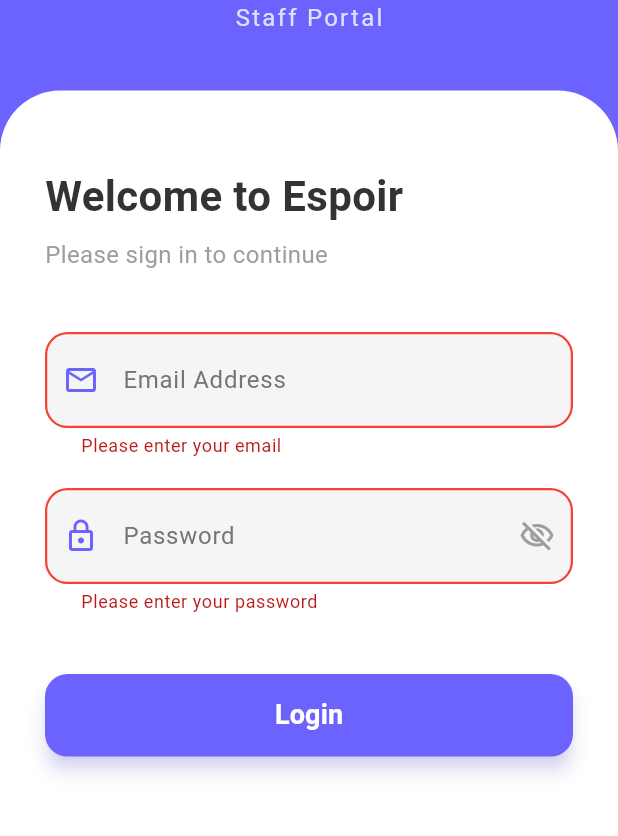
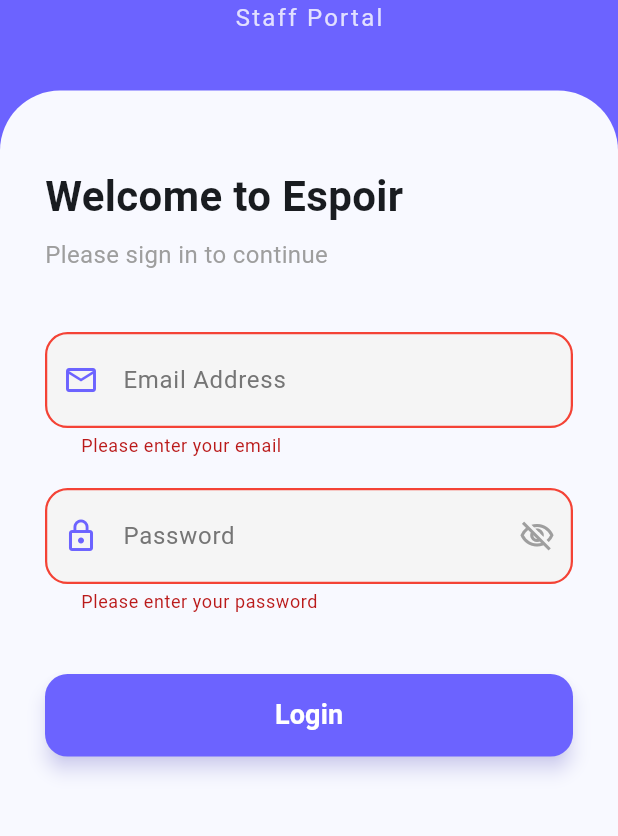
Before and after one commit to saifudheenfaizal66/Attendance_app, a Flutter app: the screen it shows after launch, after a tap on "Login", on a phone screen of 412 x 824 dp, the part 342-1178 px from its top. Run offline on Flutter 3.47's test engine with Material 3 defaults, Android fonts, the phone set to English and light mode, and no system bars; our stand-ins replace bloc, cloud_firestore, equatable, firebase_auth, firebase_core, flutter_bloc and 5 more; accounts and stored records are empty.

Commit message:
Refactor leave repository, update theme handling, and refine UI

```diff
--- a/espoir_staff_app/lib/domain/repositories/leave_repository.dart
+++ b/espoir_staff_app/lib/domain/repositories/leave_repository.dart
@@ -5,4 +5,5 @@ abstract class LeaveRepository {
   Stream<List<Leave>> getLeaves(String userId);
   Future<void> cancelLeave(String leaveId);
   Future<int> calculateLeaveDays(DateTime from, DateTime to);
+  Future<List<Leave>> getApprovedLeavesForMonth(String userId, DateTime month);
 }
--- a/espoir_staff_app/lib/main.dart
+++ b/espoir_staff_app/lib/main.dart
@@ -61,7 +61,7 @@ class MyApp extends StatelessWidget {
       child: MultiBlocProvider(
         providers: [
           BlocProvider(
-            create: (context) => ThemeBloc(),
+            create: (context) => ThemeBloc()..add(ThemeLoaded()),
           ),
           BlocProvider(
             create: (context) => AuthBloc(
--- a/espoir_staff_app/lib/presentation/blocs/theme/theme_bloc.dart
+++ b/espoir_staff_app/lib/presentation/blocs/theme/theme_bloc.dart
@@ -1,17 +1,34 @@
-
 import 'package:flutter_bloc/flutter_bloc.dart';
 import 'package:equatable/equatable.dart';
 import 'package:flutter/material.dart';
+
+import 'package:shared_preferences/shared_preferences.dart';
 
 part 'theme_event.dart';
 part 'theme_state.dart';
 
 class ThemeBloc extends Bloc<ThemeEvent, ThemeState> {
+  static const String _themeKey = 'theme_mode';
+
   ThemeBloc() : super(const ThemeState(themeMode: ThemeMode.system)) {
+    on<ThemeLoaded>(_onThemeLoaded);
     on<ThemeChanged>(_onThemeChanged);
   }
 
-  void _onThemeChanged(ThemeChanged event, Emitter<ThemeState> emit) {
-    emit(ThemeState(themeMode: event.isDarkMode ? ThemeMode.dark : ThemeMode.light));
+  Future<void> _onThemeLoaded(
+      ThemeLoaded event, Emitter<ThemeState> emit) async {
+    final prefs = await SharedPreferences.getInstance();
+    final isDark = prefs.getBool(_themeKey);
+    if (isDark != null) {
+      emit(ThemeState(themeMode: isDark ? ThemeMode.dark : ThemeMode.light));
+    }
+  }
+
+  Future<void> _onThemeChanged(
+      ThemeChanged event, Emitter<ThemeState> emit) async {
+    final prefs = await SharedPreferences.getInstance();
+    await prefs.setBool(_themeKey, event.isDarkMode);
+    emit(ThemeState(
+        themeMode: event.isDarkMode ? ThemeMode.dark : ThemeMode.light));
   }
 }
--- a/espoir_staff_app/lib/presentation/blocs/theme/theme_event.dart
+++ b/espoir_staff_app/lib/presentation/blocs/theme/theme_event.dart
@@ -7,6 +7,8 @@ abstract class ThemeEvent extends Equatable {
   List<Object> get props => [];
 }
 
+class ThemeLoaded extends ThemeEvent {}
+
 class ThemeChanged extends ThemeEvent {
   final bool isDarkMode;
 
--- a/espoir_staff_app/lib/presentation/screens/login_screen.dart
+++ b/espoir_staff_app/lib/presentation/screens/login_screen.dart
@@ -47,9 +47,9 @@ class LoginScreen extends StatelessWidget {
             left: 0,
             right: 0,
             child: Container(
-              decoration: const BoxDecoration(
-                color: Colors.white,
-                borderRadius: BorderRadius.only(
+              decoration: BoxDecoration(
+                color: Theme.of(context).cardColor,
+                borderRadius: const BorderRadius.only(
                   topLeft: Radius.circular(40),
                   topRight: Radius.circular(40),
                 ),
@@ -119,12 +119,13 @@ class _LoginFormState extends State<LoginForm> {
           crossAxisAlignment: CrossAxisAlignment.start,
           children: [
             const SizedBox(height: 20),
-            const Text(
+            Text(
               'Welcome to Espoir',
               style: TextStyle(
                 fontSize: 28,
                 fontWeight: FontWeight.bold,
-                color: Color(0xFF333333),
+                color: Theme.of(context).textTheme.bodyLarge?.color ??
+                    const Color(0xFF333333),
               ),
             ),
             const SizedBox(height: 8),
@@ -233,7 +234,11 @@ class _LoginFormState extends State<LoginForm> {
       style: const TextStyle(fontSize: 16),
       decoration: InputDecoration(
         labelText: label,
-        labelStyle: TextStyle(color: Colors.grey[600]),
+        labelStyle: TextStyle(
+          color: Theme.of(context).brightness == Brightness.dark
+              ? Colors.grey[400]
+              : Colors.grey[600],
+        ),
         prefixIcon: Icon(icon, color: const Color(0xFF6C63FF)),
         suffixIcon: isPassword
             ? IconButton(
@@ -247,7 +252,9 @@ class _LoginFormState extends State<LoginForm> {
               )
             : null,
         filled: true,
-        fillColor: Colors.grey.shade100,
+        fillColor: Theme.of(context).brightness == Brightness.dark
+            ? Colors.grey.shade800
+            : Colors.grey.shade100,
         border: OutlineInputBorder(
           borderRadius: BorderRadius.circular(15),
           borderSide: BorderSide.none,
--- a/espoir_staff_app/pubspec.yaml
+++ b/espoir_staff_app/pubspec.yaml
@@ -32,6 +32,7 @@ dependencies:
   timezone: ^0.10.0
   uuid: ^4.5.2
   google_fonts: ^6.1.0
+  shared_preferences: ^2.5.3
 
 flutter:
   uses-material-design: true
```
Also changed, not shown: espoir_staff_app/lib/data/repositories/leave_repository_impl.dart (+24 -0 lines), espoir_staff_app/lib/presentation/blocs/leave/leave_bloc.dart (+50 -0 lines), espoir_staff_app/lib/presentation/screens/daily_report_screen.dart (+13 -2 lines), espoir_staff_app/lib/presentation/screens/home_screen.dart (+15 -0 lines), espoir_staff_app/lib/presentation/screens/profile_screen.dart (+7 -8 lines), espoir_staff_app/pubspec.lock, 1 other file.
